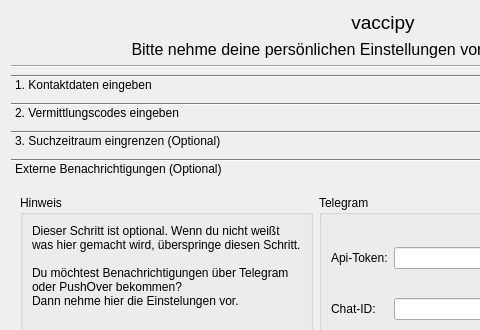
Old version of the form tools/gui/kontaktdaten.ui in the repository timreibe/vaccipy; both pictures show x 0 to 480 and y 0 to 330 of the 766 by 472 pixel window.
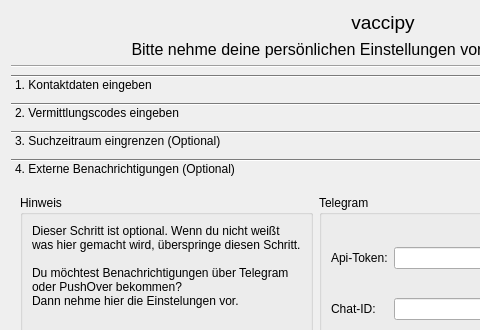
New version of the form. The open tabs and pages were chosen to show the change.

The edit to the form file:
```diff
--- a/tools/gui/kontaktdaten.ui
+++ b/tools/gui/kontaktdaten.ui
@@ -903,7 +903,7 @@
      </widget>
      <widget class="QWidget" name="page">
       <attribute name="label">
-       <string>Externe Benachrichtigungen (Optional)</string>
+       <string>4. Externe Benachrichtigungen (Optional)</string>
       </attribute>
       <layout class="QGridLayout" name="gridLayout_2">
        <item row="0" column="0">
```
Left out of the diff: 38 changed lines with no effect on the pictures.
